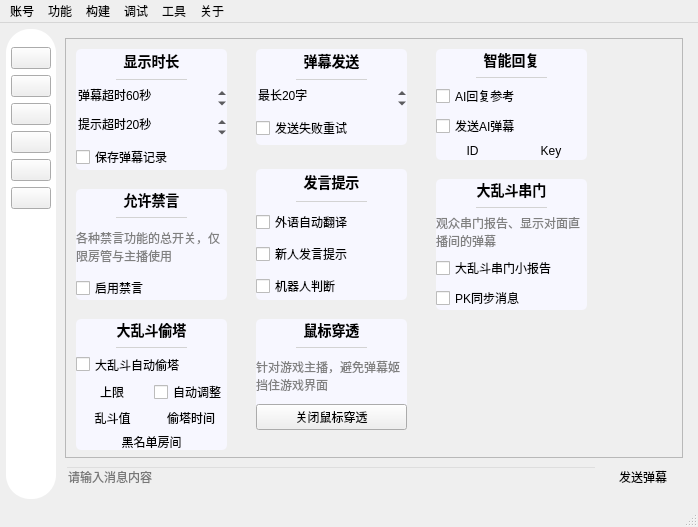
First picture: the form in mainwindow/mainwindow.ui, repository iwxyi/Bilibili-MagicalDanmaku, before the edit.
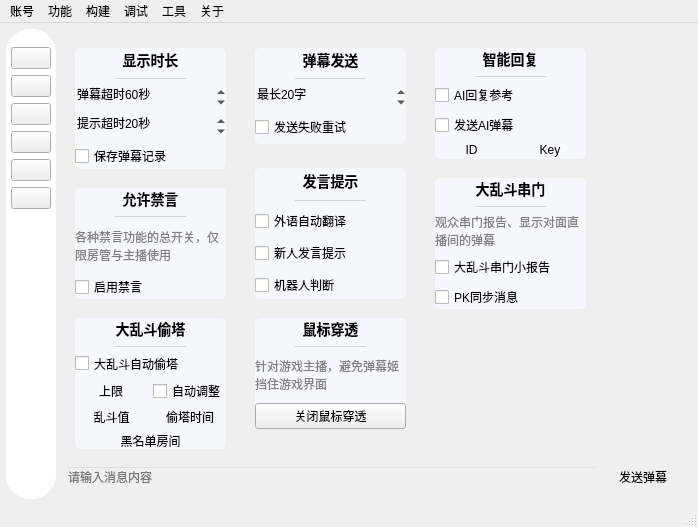
Second picture: the form after the edit. Icons and pictures are not drawn. Custom widgets are drawn as their Qt base class.

What changed in the file:
```diff
--- a/mainwindow/mainwindow.ui
+++ b/mainwindow/mainwindow.ui
@@ -955,7 +955,14 @@
       <widget class="QWidget" name="danmakuPage">
        <layout class="QVBoxLayout" name="verticalLayout_5">
         <item>
-         <widget class="QScrollArea" name="scrollArea">
+         <widget class="WaterfallScrollArea" name="scrollArea">
+          <property name="styleSheet">
+           <string notr="true">#scrollArea
+{
+	border: none;
+	background: transparent;
+}</string>
+          </property>
           <property name="widgetResizable">
            <bool>true</bool>
           </property>
@@ -964,10 +971,17 @@
             <rect>
              <x>0</x>
              <y>0</y>
-             <width>628</width>
-             <height>423</height>
+             <width>630</width>
+             <height>425</height>
             </rect>
            </property>
+           <property name="styleSheet">
+            <string notr="true">#scrollAreaWidgetContents
+{
+	border: none;
+	background: transparent;
+}</string>
+           </property>
            <widget class="QWidget" name="danmakuTimerSettingsCard" native="true">
             <property name="geometry">
              <rect>
@@ -5160,6 +5174,12 @@
    <extends>QPushButton</extends>
    <header>waterfloatbutton.h</header>
   </customwidget>
+  <customwidget>
+   <class>WaterfallScrollArea</class>
+   <extends>QScrollArea</extends>
+   <header>waterfallscrollarea.h</header>
+   <container>1</container>
+  </customwidget>
  </customwidgets>
  <resources>
   <include location="../resources/resource.qrc"/>
```
